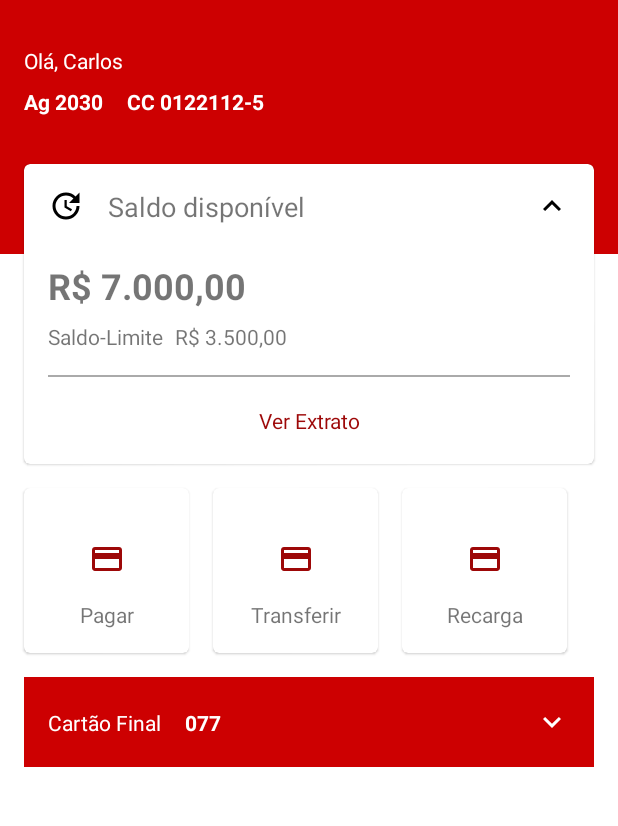
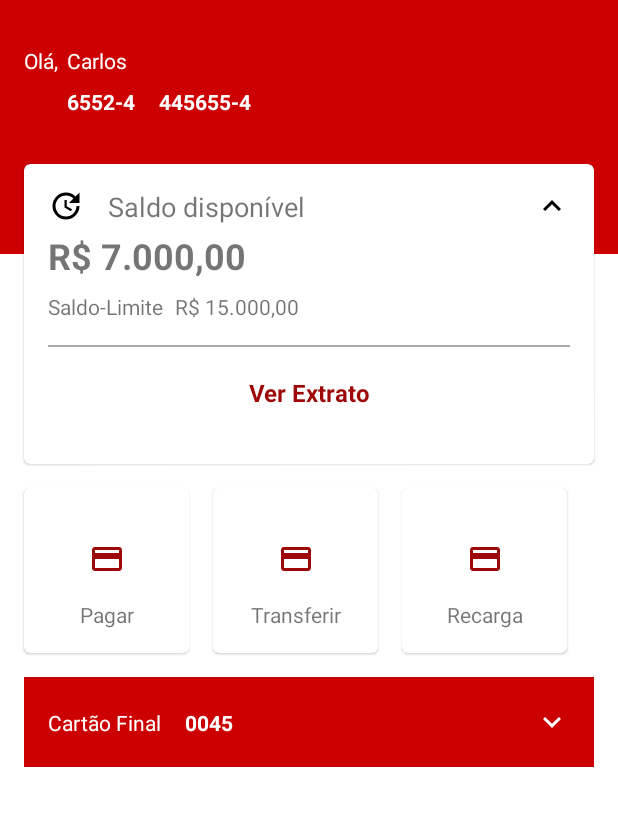
Before and after one commit to caaarllosR/SantanderDevWeek, an Android app: the screen it shows after launch (MainActivity), on a phone screen of 412 x 824 dp, the part 62-888 px from its top. Run offline under Robolectric (Android 15) with nearby library versions, the phone set to English and light mode, and no system bars.

Commit message:
refatorando para aplicar arquitetura MVVM

```diff
--- a/app/build.gradle
+++ b/app/build.gradle
@@ -42,4 +42,15 @@ dependencies {
     testImplementation 'junit:junit:4.+'
     androidTestImplementation 'androidx.test.ext:junit:1.1.2'
     androidTestImplementation 'androidx.test.espresso:espresso-core:3.3.0'
+
+    //Lifecycles Components
+    def lifecycle_version = "2.3.1"
+
+    // ViewModel
+    implementation "androidx.lifecycle:lifecycle-viewmodel-ktx:$lifecycle_version"
+    // LiveData
+    implementation "androidx.lifecycle:lifecycle-livedata-ktx:$lifecycle_version"
+    // alternately - if using Java8, use the following instead of lifecycle-compiler
+    implementation "androidx.lifecycle:lifecycle-common-java8:$lifecycle_version"
+
 }
--- a/app/src/main/AndroidManifest.xml
+++ b/app/src/main/AndroidManifest.xml
@@ -9,7 +9,7 @@
         android:roundIcon="@mipmap/ic_launcher_round"
         android:supportsRtl="true"
         android:theme="@style/Theme.SantanderDevWeek">
-        <activity android:name=".MainActivity">
+        <activity android:name=".ui.MainActivity">
             <intent-filter>
                 <action android:name="android.intent.action.MAIN" />
 
--- a/app/src/main/java/com/example/santanderdevweek/MainActivity.kt
+++ /dev/null
@@ -1,30 +0,0 @@
-package com.example.santanderdevweek
-
-import androidx.appcompat.app.AppCompatActivity
-import android.os.Bundle
-import android.util.Log
-import android.view.Menu
-import android.view.MenuItem
-
-class MainActivity : AppCompatActivity() {
-    override fun onCreate(savedInstanceState: Bundle?) {
-        super.onCreate(savedInstanceState)
-        setContentView(R.layout.activity_main)
-        setSupportActionBar(findViewById(R.id.toolbar))
-    }
-
-    override fun onCreateOptionsMenu(menu: Menu?): Boolean {
-        val inflate = menuInflater
-        inflate.inflate(R.menu.main_menu, menu)
-        return true
-    }
-
-    override fun onOptionsItemSelected(item: MenuItem): Boolean {
-        return when (item.itemId) {
-            R.id.item_1 -> {
-                Log.d("CLICK", "CLICK no item 1")
-                true
-            } else -> super.onOptionsItemSelected(item)
-        }
-    }
-}
--- /dev/null
+++ b/app/src/main/java/com/example/santanderdevweek/data/Cartao.kt
@@ -0,0 +1,5 @@
+package com.example.santanderdevweek.data
+
+data class Cartao(val numeroCartao: String) {
+    val finalCartao = numeroCartao.substring(12,16)
+}
--- /dev/null
+++ b/app/src/main/java/com/example/santanderdevweek/data/Cliente.kt
@@ -0,0 +1,3 @@
+package com.example.santanderdevweek.data
+
+data class Cliente(val nome: String)
--- /dev/null
+++ b/app/src/main/java/com/example/santanderdevweek/data/Conta.kt
@@ -0,0 +1,10 @@
+package com.example.santanderdevweek.data
+
+data class Conta(
+    val numero: String,
+    val agencia: String,
+    val saldo: String,
+    val limite: String,
+    val cliente: Cliente,
+    val cartao: Cartao
+)
--- /dev/null
+++ b/app/src/main/java/com/example/santanderdevweek/data/local/FakeData.kt
@@ -0,0 +1,22 @@
+package com.example.santanderdevweek.data.local
+
+import com.example.santanderdevweek.data.Conta
+import com.example.santanderdevweek.data.Cliente
+import com.example.santanderdevweek.data.Cartao
+
+class FakeData {
+
+    fun getLocalData(): Conta {
+        val cliente = Cliente("Carlos")
+        val cartao = Cartao("1234567891230045")
+        return Conta(
+            "445655-4",
+            "6552-4",
+            "R$ 7.000,00",
+            "R$ 15.000,00",
+            cliente,
+            cartao
+        )
+
+    }
+}
--- /dev/null
+++ b/app/src/main/java/com/example/santanderdevweek/ui/MainActivity.kt
@@ -0,0 +1,56 @@
+package com.example.santanderdevweek.ui
+
+import androidx.appcompat.app.AppCompatActivity
+import android.os.Bundle
+import android.util.Log
+import android.view.Menu
+import android.view.MenuItem
+import android.widget.TextView
+import androidx.lifecycle.Observer
+import androidx.lifecycle.ViewModelProvider
+import com.example.santanderdevweek.R
+import com.example.santanderdevweek.data.Conta
+
+class MainActivity : AppCompatActivity() {
+
+    private lateinit var mainViewModel: MainViewModel
+
+    override fun onCreate(savedInstanceState: Bundle?) {
+        super.onCreate(savedInstanceState)
+        setContentView(R.layout.activity_main)
+        setSupportActionBar(findViewById(R.id.toolbar))
+
+        mainViewModel = ViewModelProvider(this).get(MainViewModel::class.java)
+        buscaContaCliente()
+    }
+
+    private fun buscaContaCliente() {
+        mainViewModel.buscarContaCliente().observe(this, Observer { result ->
+            bindOnView(result)
+        })
+    }
+
+    private fun bindOnView(conta: Conta) {
+        findViewById<TextView>(R.id.tv_agencia).text = conta.agencia
+        findViewById<TextView>(R.id.tv_conta_corrente).text = conta.numero
+        findViewById<TextView>(R.id.tv_saldo).text = conta.saldo
+        findViewById<TextView>(R.id.tv_limite).text = conta.limite
+        findViewById<TextView>(R.id.tv_usuario).text = conta.cliente.nome
+        findViewById<TextView>(R.id.tv_cartao_final_value).text = conta.cartao.finalCartao
+    }
+
+    override fun onCreateOptionsMenu(menu: Menu?): Boolean {
+        val inflate = menuInflater
+        inflate.inflate(R.menu.main_menu, menu)
+        return true
+    }
+
+    override fun onOptionsItemSelected(item: MenuItem): Boolean {
+        return when (item.itemId) {
+            R.id.item_1 -> {
+                Log.d("CLICK", "CLICK no item 1")
+                true
+            } else -> super.onOptionsItemSelected(item)
+        }
+    }
+}
--- /dev/null
+++ b/app/src/main/java/com/example/santanderdevweek/ui/MainViewModel.kt
@@ -0,0 +1,18 @@
+package com.example.santanderdevweek.ui
+
+import androidx.lifecycle.LiveData
+import androidx.lifecycle.MutableLiveData
+import androidx.lifecycle.ViewModel
+import com.example.santanderdevweek.data.Conta
+import com.example.santanderdevweek.data.local.FakeData
+
+class MainViewModel : ViewModel() {
+
+    private val mutableLiveData: MutableLiveData<Conta> = MutableLiveData()
+
+    fun buscarContaCliente() : LiveData<Conta> {
+        mutableLiveData.value = FakeData().getLocalData()
+
+        return mutableLiveData
+    }
+}
--- a/app/src/main/res/layout/activity_main.xml
+++ b/app/src/main/res/layout/activity_main.xml
@@ -4,7 +4,7 @@
     xmlns:tools="http://schemas.android.com/tools"
     android:layout_width="match_parent"
     android:layout_height="match_parent"
-    tools:context=".MainActivity">
+    tools:context=".ui.MainActivity">
 
     <androidx.appcompat.widget.Toolbar
         android:id="@+id/toolbar"
@@ -24,19 +24,30 @@
         android:layout_height="0dp"
         android:background="@color/redPrimary"
         app:layout_constraintDimensionRatio="16:6"
-        app:layout_constraintTop_toBottomOf="@id/toolbar"
+        app:layout_constraintEnd_toEndOf="parent"
+        app:layout_constraintHorizontal_bias="0.0"
         app:layout_constraintStart_toStartOf="parent"
-        app:layout_constraintEnd_toEndOf="parent" />
+        app:layout_constraintTop_toBottomOf="@id/toolbar" />
+
+    <TextView
+        android:id="@+id/tv_ola_usuario"
+        android:layout_width="wrap_content"
+        android:layout_height="wrap_content"
+        android:text="@string/ola_usuario"
+        android:layout_margin="16dp"
+        android:textColor="@android:color/white"
+        app:layout_constraintStart_toStartOf="parent"
+        app:layout_constraintTop_toBottomOf="@id/toolbar" />
 
     <TextView
         android:id="@+id/tv_usuario"
         android:layout_width="wrap_content"
         android:layout_height="wrap_content"
-        android:text="Olá, Carlos"
-        android:layout_margin="16dp"
+        android:layout_marginLeft="6dp"
+        android:text="Carlos"
         android:textColor="@android:color/white"
-        app:layout_constraintStart_toStartOf="parent"
-        app:layout_constraintTop_toBottomOf="@id/toolbar" />
+        app:layout_constraintStart_toEndOf="@id/tv_ola_usuario"
+        app:layout_constraintTop_toTopOf="@id/tv_ola_usuario" />
 
     <TextView
         android:id="@+id/tv_agencia"
@@ -111,7 +122,7 @@
                 android:text="R$ 7.000,00"
                 android:textSize="24sp"
                 android:textStyle="bold"
-                android:layout_marginTop="24dp"
+                android:layout_marginTop="4dp"
                 app:layout_constraintTop_toBottomOf="@id/tv_saldo_disponivel"
                 app:layout_constraintStart_toStartOf="@id/iv_saldo" />
 
@@ -125,6 +136,7 @@
                 app:layout_constraintStart_toStartOf="@id/tv_saldo" />
 
             <TextView
+                android:id="@+id/tv_limite"
                 android:layout_width="wrap_content"
                 android:layout_height="wrap_content"
                 android:layout_marginLeft="8dp"
@@ -138,18 +150,21 @@
                 android:layout_height="1dp"
                 android:background="@android:color/darker_gray"
                 android:layout_margin="16dp"
-                app:layout_constraintTop_toBottomOf="@id/tv_saldo_limite" />
+                app:layout_constraintTop_toBottomOf="@id/tv_limite" />
 
             <TextView
                 android:id="@+id/tv_ver_extrato"
                 android:layout_width="wrap_content"
                 android:layout_height="wrap_content"
                 android:text="@string/txt_ver_extrato"
+                android:textColor="@color/redSecundary"
+                android:textSize="16sp"
+                android:textStyle="bold"
                 app:layout_constraintBottom_toBottomOf="parent"
-                app:layout_constraintTop_toBottomOf="@id/v_divider"
+                app:layout_constraintEnd_toEndOf="parent"
                 app:layout_constraintStart_toStartOf="parent"
-                app:layout_constraintEnd_toEndOf="parent"
-                android:textColor="@color/redSecundary" />
+                app:layout_constraintTop_toBottomOf="@+id/v_divider"
+                app:layout_constraintVertical_bias="0.35" />
 
 
         </androidx.constraintlayout.widget.ConstraintLayout>
--- a/app/src/main/res/values/strings.xml
+++ b/app/src/main/res/values/strings.xml
@@ -7,4 +7,5 @@
     <string name="txt_transferir">Transferir</string>
     <string name="txt_recarga">Recarga</string>
     <string name="txt_cartao_final">Cartão Final</string>
+    <string name="ola_usuario">Olá,</string>
 </resources>
```
